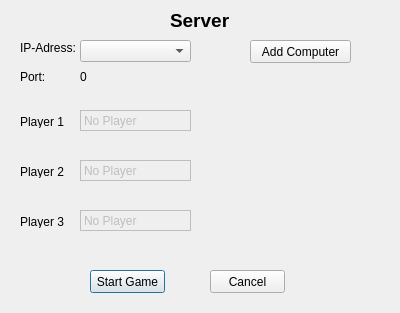
Above: gui/createserverdialog.ui from pfriesch/qtMauMau before the change. Below: the same form after it.
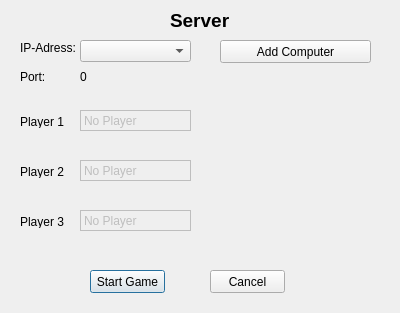
That is the form after the change.

Commit message: added translation english -> german, had to change some labels size

The edit to the form file:
```diff
--- a/gui/createserverdialog.ui
+++ b/gui/createserverdialog.ui
@@ -153,9 +153,9 @@
   <widget class="QPushButton" name="addAiPlayer">
    <property name="geometry">
     <rect>
-     <x>250</x>
+     <x>220</x>
      <y>40</y>
-     <width>101</width>
+     <width>151</width>
      <height>23</height>
     </rect>
    </property>
```
The commit also changes 5 other files.
